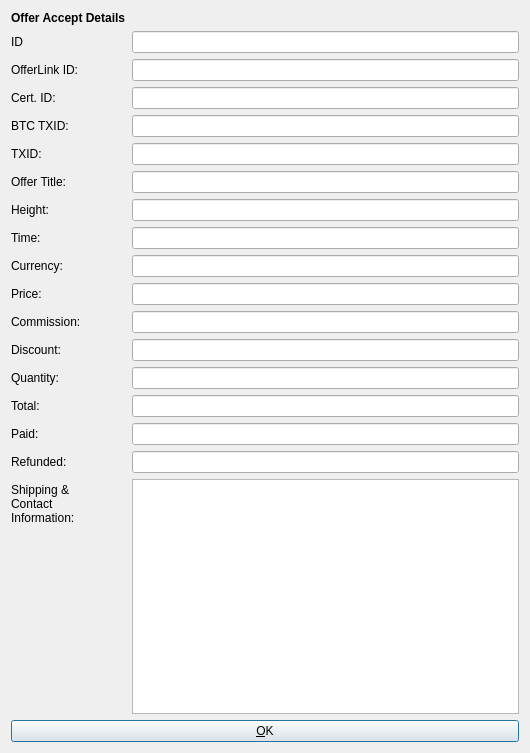
The window that src/qt/forms/offeracceptinfodialog.ui (willyko/syscoin2) describes before a commit, drawn with Qt 5.
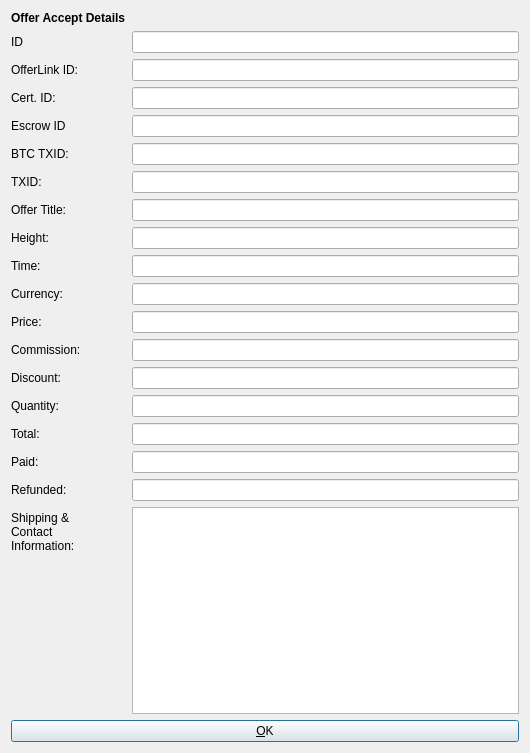
The same window after the commit. Icons and pictures are not drawn.

Commit message: escrow to accept info box

Patch:
```diff
--- a/src/qt/forms/offeracceptinfodialog.ui
+++ b/src/qt/forms/offeracceptinfodialog.ui
@@ -55,173 +55,173 @@
      <item row="2" column="1">
       <widget class="QLineEdit" name="linkGUIDEdit"/>
      </item>
-     <item row="4" column="0">
+     <item row="5" column="0">
       <widget class="QLabel" name="btctxidLabel">
        <property name="text">
         <string>BTC TXID:</string>
        </property>
       </widget>
      </item>
-     <item row="4" column="1">
+     <item row="5" column="1">
       <widget class="QLineEdit" name="btctxidEdit"/>
      </item>
-     <item row="5" column="0">
+     <item row="6" column="0">
       <widget class="QLabel" name="label_4">
        <property name="text">
         <string>TXID:</string>
        </property>
       </widget>
      </item>
-     <item row="5" column="1">
+     <item row="6" column="1">
       <widget class="QLineEdit" name="txidEdit">
        <property name="enabled">
         <bool>true</bool>
        </property>
       </widget>
      </item>
-     <item row="6" column="0">
+     <item row="7" column="0">
       <widget class="QLabel" name="label_14">
        <property name="text">
         <string>Offer Title:</string>
        </property>
       </widget>
      </item>
-     <item row="6" column="1">
+     <item row="7" column="1">
       <widget class="QLineEdit" name="titleEdit"/>
      </item>
-     <item row="7" column="0">
+     <item row="8" column="0">
       <widget class="QLabel" name="label_6">
        <property name="text">
         <string>Height:</string>
        </property>
       </widget>
      </item>
-     <item row="7" column="1">
+     <item row="8" column="1">
       <widget class="QLineEdit" name="heightEdit">
        <property name="enabled">
         <bool>true</bool>
        </property>
       </widget>
      </item>
-     <item row="8" column="0">
+     <item row="9" column="0">
       <widget class="QLabel" name="label_5">
        <property name="text">
         <string>Time:</string>
        </property>
       </widget>
      </item>
-     <item row="8" column="1">
+     <item row="9" column="1">
       <widget class="QLineEdit" name="timeEdit">
        <property name="enabled">
         <bool>true</bool>
        </property>
       </widget>
      </item>
-     <item row="9" column="0">
+     <item row="10" column="0">
       <widget class="QLabel" name="label_12">
        <property name="text">
         <string>Currency:</string>
        </property>
       </widget>
      </item>
-     <item row="9" column="1">
+     <item row="10" column="1">
       <widget class="QLineEdit" name="currencyEdit">
        <property name="enabled">
         <bool>true</bool>
        </property>
       </widget>
      </item>
-     <item row="10" column="0">
+     <item row="11" column="0">
       <widget class="QLabel" name="label_7">
        <property name="text">
         <string>Price:</string>
        </property>
       </widget>
      </item>
-     <item row="10" column="1">
+     <item row="11" column="1">
       <widget class="QLineEdit" name="priceEdit">
        <property name="enabled">
         <bool>true</bool>
        </property>
       </widget>
      </item>
-     <item row="11" column="0">
+     <item row="12" column="0">
       <widget class="QLabel" name="commissionLabel">
        <property name="text">
         <string>Commission:</string>
        </property>
       </widget>
      </item>
-     <item row="11" column="1">
+     <item row="12" column="1">
       <widget class="QLineEdit" name="commissionEdit"/>
      </item>
-     <item row="12" column="0">
+     <item row="13" column="0">
       <widget class="QLabel" name="discountLabel">
        <property name="text">
         <string>Discount:</string>
        </property>
       </widget>
      </item>
-     <item row="12" column="1">
+     <item row="13" column="1">
       <widget class="QLineEdit" name="discountEdit"/>
      </item>
-     <item row="13" column="0">
+     <item row="14" column="0">
       <widget class="QLabel" name="label_13">
        <property name="text">
         <string>Quantity:</string>
        </property>
       </widget>
      </item>
-     <item row="13" column="1">
+     <item row="14" column="1">
       <widget class="QLineEdit" name="quantityEdit">
        <property name="enabled">
         <bool>true</bool>
        </property>
       </widget>
      </item>
-     <item row="14" column="0">
+     <item row="15" column="0">
       <widget class="QLabel" name="label_9">
        <property name="text">
         <string>Total:</string>
        </property>
       </widget>
      </item>
-     <item row="14" column="1">
+     <item row="15" column="1">
       <widget class="QLineEdit" name="totalEdit">
        <property name="enabled">
         <bool>true</bool>
        </property>
       </widget>
      </item>
-     <item row="15" column="0">
+     <item row="16" column="0">
       <widget class="QLabel" name="label_8">
        <property name="text">
         <string>Paid:</string>
        </property>
       </widget>
      </item>
-     <item row="15" column="1">
+     <item row="16" column="1">
       <widget class="QLineEdit" name="paidEdit">
        <property name="enabled">
         <bool>true</bool>
        </property>
       </widget>
      </item>
-     <item row="16" column="0">
+     <item row="17" column="0">
       <widget class="QLabel" name="label_10">
        <property name="text">
         <string>Refunded:</string>
        </property>
       </widget>
      </item>
-     <item row="16" column="1">
+     <item row="17" column="1">
       <widget class="QLineEdit" name="refundedEdit">
        <property name="enabled">
         <bool>true</bool>
        </property>
       </widget>
      </item>
-     <item row="19" column="0">
+     <item row="20" column="0">
       <widget class="QLabel" name="label_11">
        <property name="text">
         <string>Shipping &amp; Contact Information:</string>
@@ -231,7 +231,7 @@
        </property>
       </widget>
      </item>
-     <item row="19" column="1">
+     <item row="20" column="1">
       <widget class="QTextEdit" name="paymessageEdit">
        <property name="enabled">
         <bool>true</bool>
@@ -248,6 +248,16 @@
      <item row="3" column="1">
       <widget class="QLineEdit" name="certEdit"/>
      </item>
+     <item row="4" column="0">
+      <widget class="QLabel" name="escrowLabel">
+       <property name="text">
+        <string>Escrow ID</string>
+       </property>
+      </widget>
+     </item>
+     <item row="4" column="1">
+      <widget class="QLineEdit" name="escrowEdit"/>
+     </item>
     </layout>
    </item>
    <item>
```
The commit also changes 3 other files.
